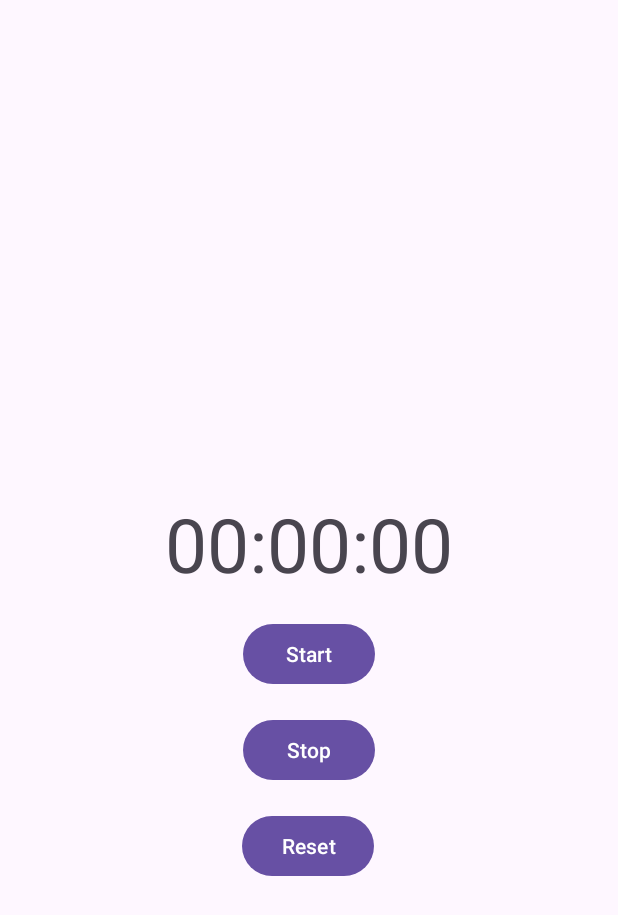
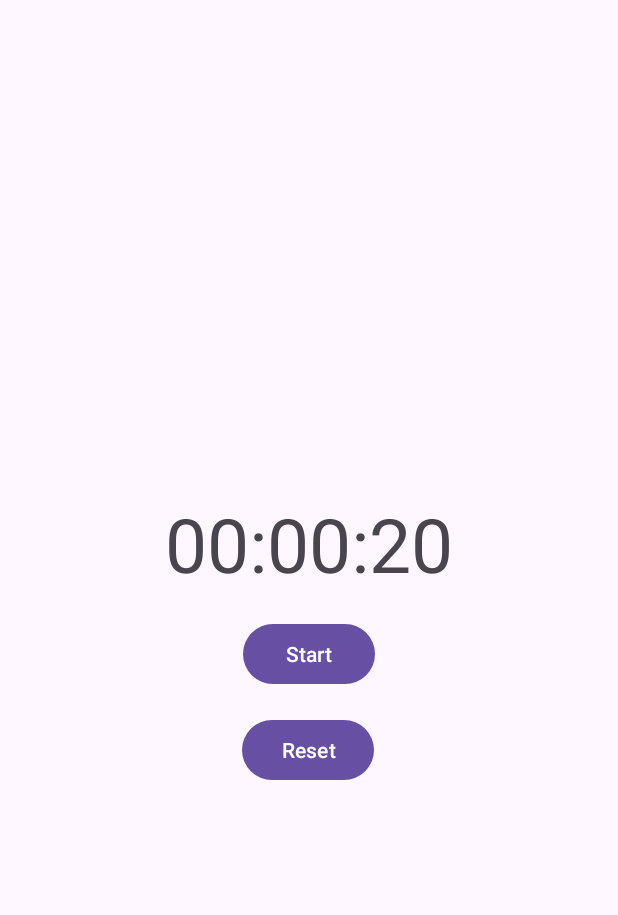
Before and after one commit to Bruno-Oliveira-e-Oliveira/TimeTracker, an Android app: the screen it shows after launch (MainActivity), on a phone screen of 412 x 824 dp. Shown: the top 915 px of the screen. Run offline under Robolectric (Android 15) with nearby library versions, the phone set to English and light mode, and no system bars; our stand-ins replace Room's generated code.

Commit message:
Implementing the start, stop and reset buttons

```diff
--- a/app/src/main/java/com/brunooliveiraeoliveira/timetracker/PomodoroTimerFragment.kt
+++ b/app/src/main/java/com/brunooliveiraeoliveira/timetracker/PomodoroTimerFragment.kt
@@ -1,6 +1,9 @@
 package com.brunooliveiraeoliveira.timetracker
 
+import android.opengl.Visibility
 import android.os.Bundle
+import android.os.Handler
+import android.os.Looper
 import android.util.Log
 import androidx.fragment.app.Fragment
 import android.view.LayoutInflater
@@ -10,22 +13,63 @@ import com.brunooliveiraeoliveira.timetracker.databinding.FragmentPomodoroTimerB
 
 class PomodoroTimerFragment : Fragment() {
     private lateinit var binding: FragmentPomodoroTimerBinding
+    private var timer = 20
+//    private val timerType = "POMODORO"
+    private var timeInSeconds = 0
+    private var running: Boolean = false
 
     override fun onCreateView(
         inflater: LayoutInflater, container: ViewGroup?,
         savedInstanceState: Bundle?
-    ): View? {
+    ): View {
         binding = FragmentPomodoroTimerBinding.inflate(inflater, container, false)
 
-        val timeInSeconds = 0 //125324
+        timeInSeconds = timer
+        binding.startBtn.visibility = View.VISIBLE
+        binding.stopBtn.visibility = View.GONE
 
-        val hours: Int = timeInSeconds / 3600
-        val minutes: Int = (timeInSeconds % 3600) / 60
-        val seconds: Int = timeInSeconds % 60
-        val time: String = String.format("%02d:%02d:%02d", hours, minutes, seconds)
+        binding.startBtn.setOnClickListener {
+            running = true
+            binding.startBtn.visibility = View.GONE
+            binding.stopBtn.visibility = View.VISIBLE
+        }
 
-        binding.timeTxt.text = time
+        binding.stopBtn.setOnClickListener {
+            running = false
+            binding.startBtn.visibility = View.VISIBLE
+            binding.stopBtn.visibility = View.GONE
+        }
+
+        binding.resetBtn.setOnClickListener {
+            running = false
+            timeInSeconds = timer
+            binding.startBtn.visibility = View.VISIBLE
+            binding.stopBtn.visibility = View.GONE
+        }
+
+        runTimer()
 
         return binding.root
     }
+
+    private fun runTimer() {
+        val handler = Handler(Looper.getMainLooper())  //--- TODO - Use another thread
+
+        handler.post(object : Runnable {
+            override fun run() {
+                val hours: Int = timeInSeconds / 3600
+                val minutes: Int = (timeInSeconds % 3600) / 60
+                val seconds: Int = timeInSeconds % 60
+                val time: String = String.format("%02d:%02d:%02d", hours, minutes, seconds)
+
+                binding.timeTxt.text = time
+
+                if (running && timeInSeconds > 0) {
+                    timeInSeconds--
+                }
+
+                handler.postDelayed(this, 1000)
+            }
+        })
+    }
 }
```
